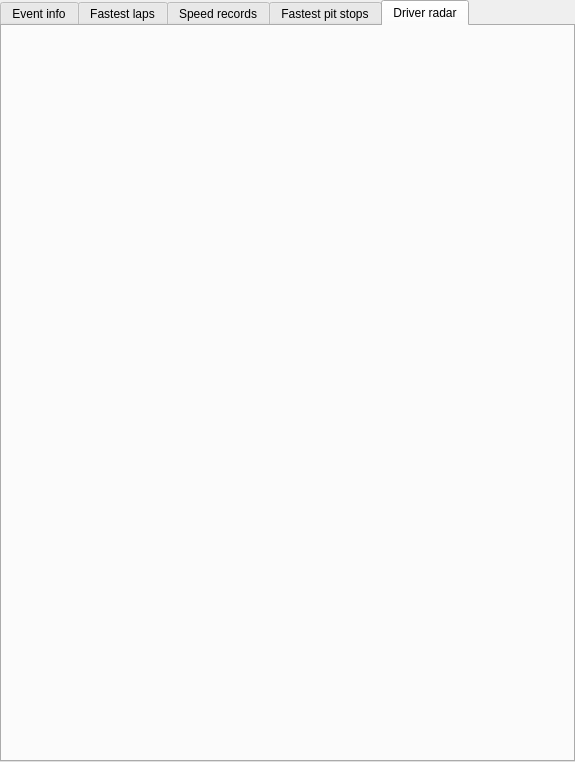
Before: the Qt Designer form ui/sessiondatawidget.ui in gronberg/f1lt, drawn with Qt 5.
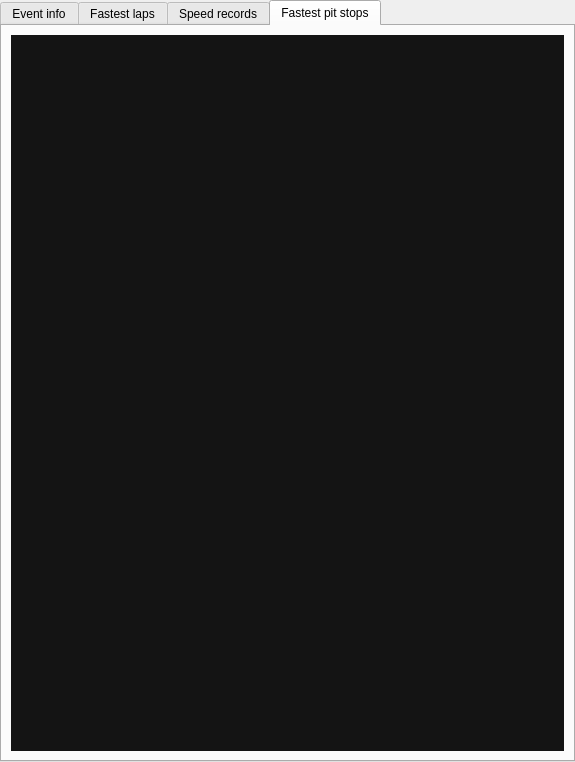
After: the same form once the commit is applied.

Commit message: further updates to radar, it is now displayed on the same tab with commentary

```diff
--- a/ui/sessiondatawidget.ui
+++ b/ui/sessiondatawidget.ui
@@ -57,7 +57,7 @@
       </palette>
      </property>
      <property name="currentIndex">
-      <number>4</number>
+      <number>3</number>
      </property>
      <property name="movable">
       <bool>false</bool>
@@ -1430,19 +1430,6 @@
        </item>
       </layout>
      </widget>
-     <widget class="QWidget" name="tab_5">
-      <attribute name="title">
-       <string>Driver radar</string>
-      </attribute>
-      <layout class="QVBoxLayout" name="verticalLayout_8">
-       <property name="margin">
-        <number>4</number>
-       </property>
-       <item>
-        <layout class="QVBoxLayout" name="radarLayout"/>
-       </item>
-      </layout>
-     </widget>
     </widget>
    </item>
   </layout>
```
The commit also changes 27 other files.
